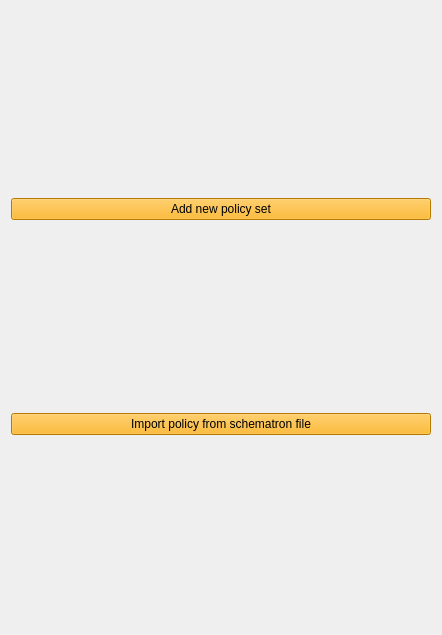
First picture: the form in Source/GUI/Qt/policiesmenu.ui, repository MediaArea/MediaConch_SourceCode, before the edit.
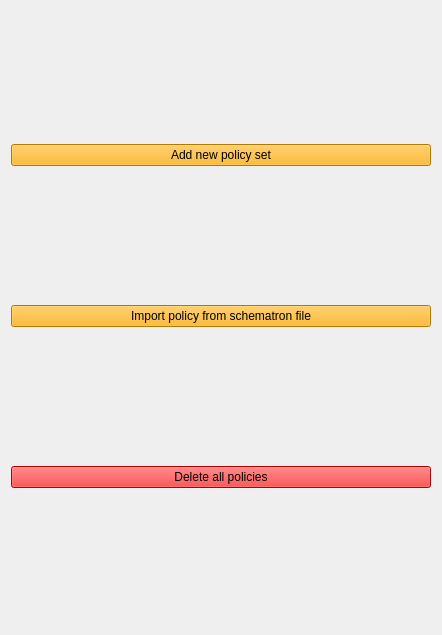
Second picture: the form after the edit.

Commit message: Policies: add a button to delete all policies

Diff of the .ui file:
```diff
--- a/Source/GUI/Qt/policiesmenu.ui
+++ b/Source/GUI/Qt/policiesmenu.ui
@@ -46,6 +46,21 @@
      </property>
     </widget>
    </item>
+   <item row="2" column="0">
+    <widget class="QPushButton" name="deletePolicies">
+     <property name="focusPolicy">
+      <enum>Qt::NoFocus</enum>
+     </property>
+     <property name="styleSheet">
+      <string notr="true">background-color: rgb(255, 0, 0);
+selection-background-color: rgb(255, 0, 0);
+</string>
+     </property>
+     <property name="text">
+      <string>Delete all policies</string>
+     </property>
+    </widget>
+   </item>
   </layout>
  </widget>
  <resources/>
```
The commit also changes 4 other files.
